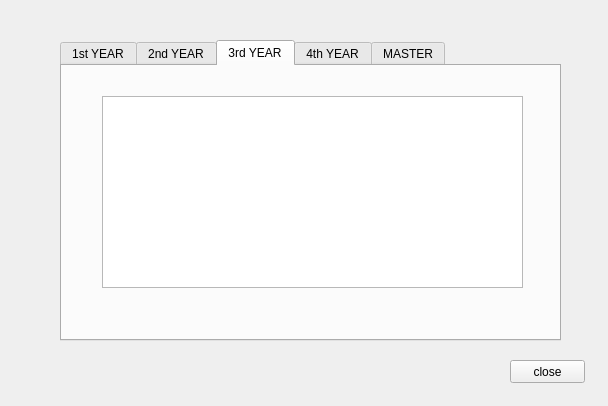
This is courseswidgetstudent.ui in casalete/ErasmusIo as Qt 5 draws it before an edit. The edited form follows.
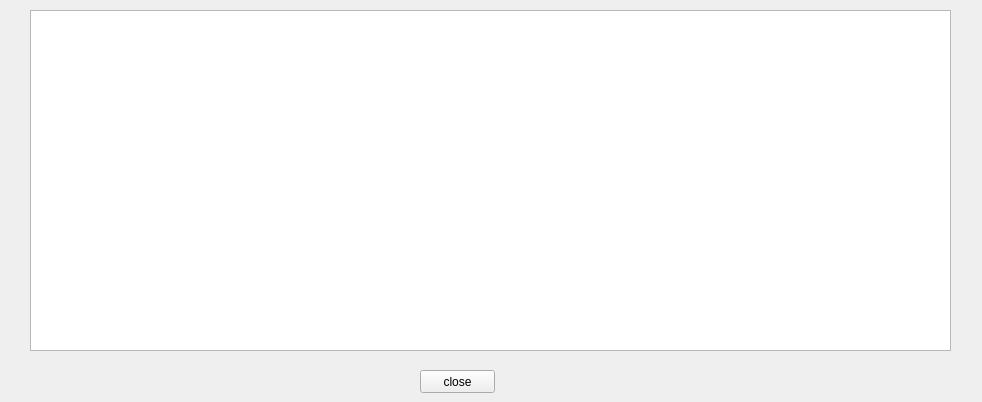
This is the edited form. Icons and pictures are not drawn.

Patch:
```diff
--- a/courseswidgetstudent.ui
+++ b/courseswidgetstudent.ui
@@ -6,8 +6,8 @@
    <rect>
     <x>0</x>
     <y>0</y>
-    <width>608</width>
-    <height>406</height>
+    <width>982</width>
+    <height>402</height>
    </rect>
   </property>
   <property name="windowTitle">
@@ -16,99 +16,11 @@
   <property name="styleSheet">
    <string notr="true">background-image: url(:/unic.jpg);</string>
   </property>
-  <widget class="QTabWidget" name="tabWidget">
-   <property name="geometry">
-    <rect>
-     <x>60</x>
-     <y>40</y>
-     <width>501</width>
-     <height>301</height>
-    </rect>
-   </property>
-   <property name="currentIndex">
-    <number>2</number>
-   </property>
-   <widget class="QWidget" name="an1">
-    <attribute name="title">
-     <string>1st YEAR</string>
-    </attribute>
-    <widget class="QTableWidget" name="tableWidget">
-     <property name="geometry">
-      <rect>
-       <x>40</x>
-       <y>30</y>
-       <width>421</width>
-       <height>192</height>
-      </rect>
-     </property>
-    </widget>
-   </widget>
-   <widget class="QWidget" name="an2">
-    <attribute name="title">
-     <string>2nd YEAR</string>
-    </attribute>
-    <widget class="QTableView" name="tableView_2">
-     <property name="geometry">
-      <rect>
-       <x>40</x>
-       <y>30</y>
-       <width>421</width>
-       <height>192</height>
-      </rect>
-     </property>
-    </widget>
-   </widget>
-   <widget class="QWidget" name="an3">
-    <attribute name="title">
-     <string>3rd YEAR</string>
-    </attribute>
-    <widget class="QTableView" name="tableView_3">
-     <property name="geometry">
-      <rect>
-       <x>40</x>
-       <y>30</y>
-       <width>421</width>
-       <height>192</height>
-      </rect>
-     </property>
-    </widget>
-   </widget>
-   <widget class="QWidget" name="an4">
-    <attribute name="title">
-     <string>4th YEAR</string>
-    </attribute>
-    <widget class="QTableView" name="tableView_4">
-     <property name="geometry">
-      <rect>
-       <x>40</x>
-       <y>30</y>
-       <width>421</width>
-       <height>192</height>
-      </rect>
-     </property>
-    </widget>
-   </widget>
-   <widget class="QWidget" name="master">
-    <attribute name="title">
-     <string>MASTER</string>
-    </attribute>
-    <widget class="QTableView" name="tableView_5">
-     <property name="geometry">
-      <rect>
-       <x>40</x>
-       <y>30</y>
-       <width>421</width>
-       <height>192</height>
-      </rect>
-     </property>
-    </widget>
-   </widget>
-  </widget>
   <widget class="QPushButton" name="back">
    <property name="geometry">
     <rect>
-     <x>510</x>
-     <y>360</y>
+     <x>420</x>
+     <y>370</y>
      <width>75</width>
      <height>23</height>
     </rect>
@@ -117,6 +29,16 @@
     <string>close</string>
    </property>
   </widget>
+  <widget class="QTableView" name="tableView">
+   <property name="geometry">
+    <rect>
+     <x>30</x>
+     <y>10</y>
+     <width>921</width>
+     <height>341</height>
+    </rect>
+   </property>
+  </widget>
  </widget>
  <resources/>
  <connections/>
```
